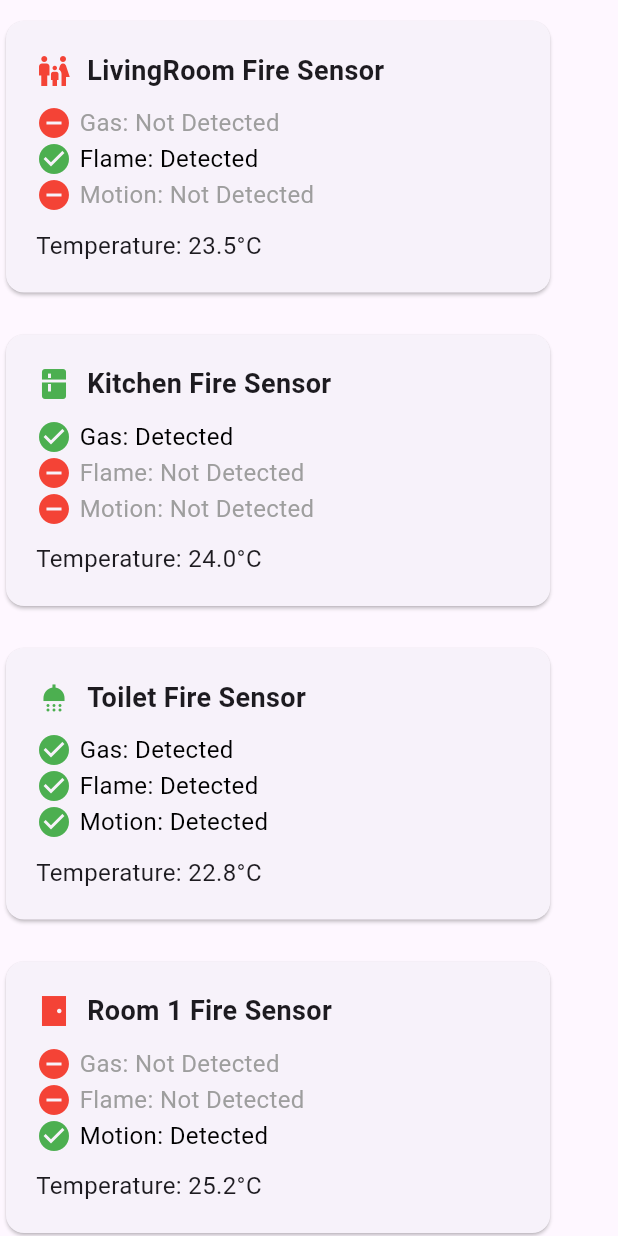
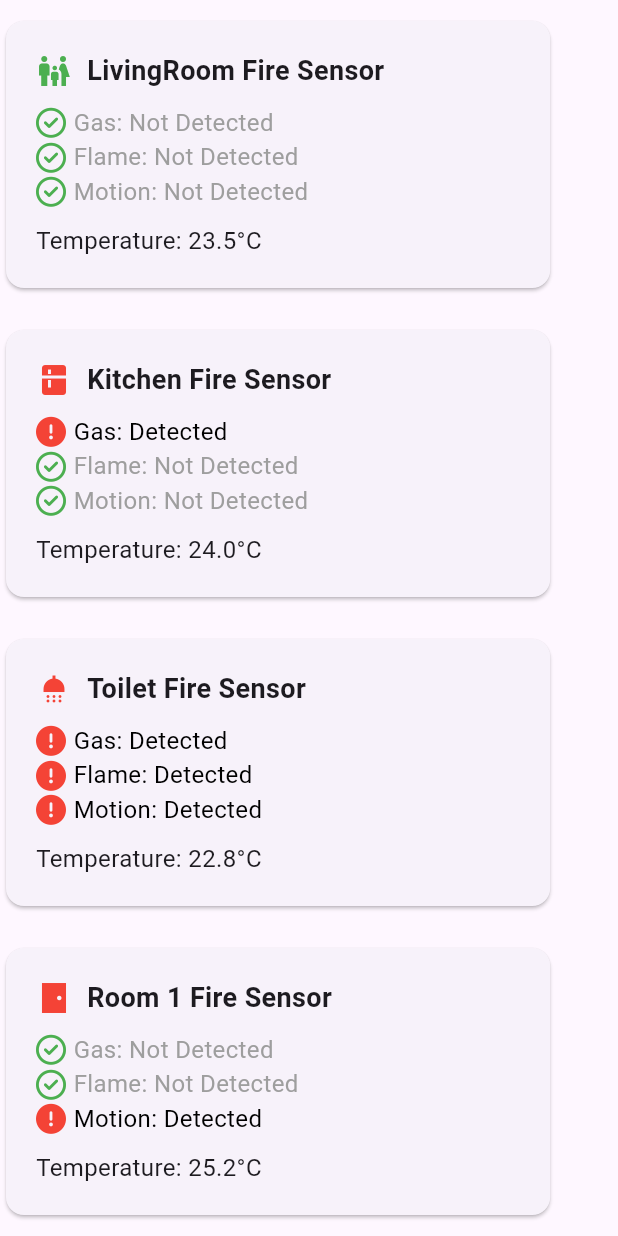
Before and after one commit to holelung/Smart_Home, a Flutter app: the FiredetectScreen screen opened directly, on a phone screen of 412 x 824 dp. Run offline on Flutter 3.47's test engine with Material 3 defaults, Android fonts, the phone set to English and light mode, and no system bars; our stand-ins replace font_awesome_flutter; missing offline and left inert: flutter_reorderable_grid_view.

```diff
--- a/lib/screens/firedetect_screen.dart
+++ b/lib/screens/firedetect_screen.dart
@@ -1,5 +1,5 @@
 import 'package:flutter/material.dart';
-import 'package:smart_home_project/widgets/fire_card.dart';
+import 'package:smart_home_project/widgets/fire_sensor_card.dart';
 
 class FiredetectScreen extends StatelessWidget {
   const FiredetectScreen({super.key});
@@ -17,10 +17,10 @@ class FiredetectScreen extends StatelessWidget {
                 title: 'LivingRoom Fire Sensor',
                 icon: Icons.family_restroom,
                 gasDetected: false, // 가스 감지 여부
-                flameDetected: true, // 불꽃 감지 여부
+                flameDetected: false, // 불꽃 감지 여부
                 motionDetected: false, // 인체 감지 여부
                 temperature: 23.5, // 온도 센서 값
-                Danger: true,
+                danger: false,
               ),
             ),
             Container(
@@ -33,7 +33,7 @@ class FiredetectScreen extends StatelessWidget {
                 flameDetected: false, // 불꽃 감지 여부
                 motionDetected: false, // 인체 감지 여부
                 temperature: 24.0, // 온도 센서 값
-                Danger: false,
+                danger: true,
               ),
             ),
             Container(
@@ -46,7 +46,7 @@ class FiredetectScreen extends StatelessWidget {
                 flameDetected: true, // 불꽃 감지 여부
                 motionDetected: true, // 인체 감지 여부
                 temperature: 22.8, // 온도 센서 값
-                Danger: false,
+                danger: true,
               ),
             ),
             Container(
@@ -59,7 +59,7 @@ class FiredetectScreen extends StatelessWidget {
                 flameDetected: false, // 불꽃 감지 여부
                 motionDetected: true, // 인체 감지 여부
                 temperature: 25.2, // 온도 센서 값
-                Danger: true,
+                danger: true,
               ),
             ),
           ],
--- a/lib/widgets/fire_card.dart
+++ b/lib/widgets/fire_sensor_card.dart
@@ -8,7 +8,7 @@ class FireSensorCard extends StatefulWidget {
   final bool flameDetected;
   final bool motionDetected;
   final double temperature;
-  final bool Danger;
+  final bool danger;
 
   const FireSensorCard({
     super.key,
@@ -18,7 +18,7 @@ class FireSensorCard extends StatefulWidget {
     required this.flameDetected,
     required this.motionDetected,
     required this.temperature,
-    required this.Danger,
+    required this.danger,
   });
 
   @override
@@ -27,10 +27,12 @@ class FireSensorCard extends StatefulWidget {
 
 class _FireSensorCardState extends State<FireSensorCard> {
   late bool _isDanger;
+  final double iconSize = 20;
+
   @override
   void initState() {
     super.initState();
-    _isDanger = widget.Danger;
+    _isDanger = widget.danger;
   }
 
   @override
@@ -41,6 +43,7 @@ class _FireSensorCardState extends State<FireSensorCard> {
         child: Column(
           crossAxisAlignment: CrossAxisAlignment.start,
           children: [
+            // 카드 제목
             Row(
               children: [
                 FaIcon(
@@ -58,11 +61,15 @@ class _FireSensorCardState extends State<FireSensorCard> {
               ],
             ),
             const SizedBox(height: 10.0),
+            // 가스 감지 센서
             Row(
               children: [
                 Icon(
-                  widget.gasDetected ? Icons.check_circle : Icons.remove_circle,
-                  color: widget.gasDetected ? Colors.green : Colors.red,
+                  widget.gasDetected
+                      ? FontAwesomeIcons.circleExclamation
+                      : FontAwesomeIcons.circleCheck,
+                  color: widget.gasDetected ? Colors.red : Colors.green,
+                  size: iconSize,
                 ),
                 const SizedBox(width: 5.0),
                 Text(
@@ -75,13 +82,15 @@ class _FireSensorCardState extends State<FireSensorCard> {
                 const SizedBox(width: 10.0),
               ],
             ),
+            // 불꽃 감지 센서
             Row(
               children: [
                 Icon(
                   widget.flameDetected
-                      ? Icons.check_circle
-                      : Icons.remove_circle,
-                  color: widget.flameDetected ? Colors.green : Colors.red,
+                      ? FontAwesomeIcons.circleExclamation
+                      : FontAwesomeIcons.circleCheck,
+                  color: widget.flameDetected ? Colors.red : Colors.green,
+                  size: iconSize,
                 ),
                 const SizedBox(width: 5.0),
                 Text(
@@ -94,13 +103,15 @@ class _FireSensorCardState extends State<FireSensorCard> {
                 const SizedBox(width: 10.0),
               ],
             ),
+            // 모션감지 센서
             Row(
               children: [
                 Icon(
                   widget.motionDetected
-                      ? Icons.check_circle
-                      : Icons.remove_circle,
-                  color: widget.motionDetected ? Colors.green : Colors.red,
+                      ? FontAwesomeIcons.circleExclamation
+                      : FontAwesomeIcons.circleCheck,
+                  color: widget.motionDetected ? Colors.red : Colors.green,
+                  size: iconSize,
                 ),
                 const SizedBox(width: 5.0),
                 Text(
@@ -113,6 +124,7 @@ class _FireSensorCardState extends State<FireSensorCard> {
                 const SizedBox(width: 10.0),
               ],
             ),
+            // 온도 센서
             const SizedBox(height: 10.0),
             Text(
               'Temperature: ${widget.temperature}°C',
```
